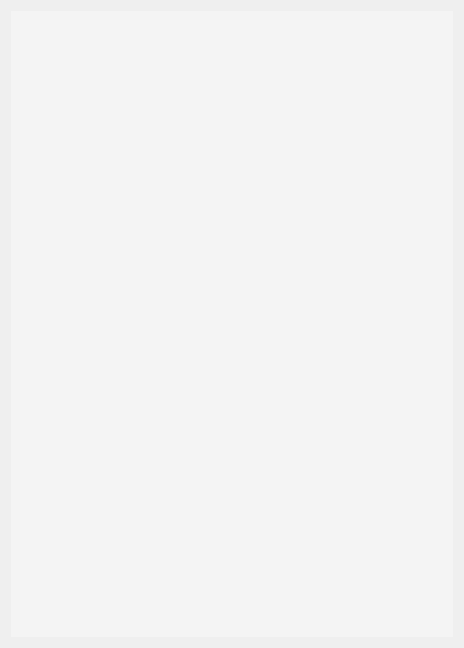
This is UI/color_operators.ui in JuanCruzEmmanuel/Vision-Assitant-python as Qt 5 draws it before an edit. The edited form follows.
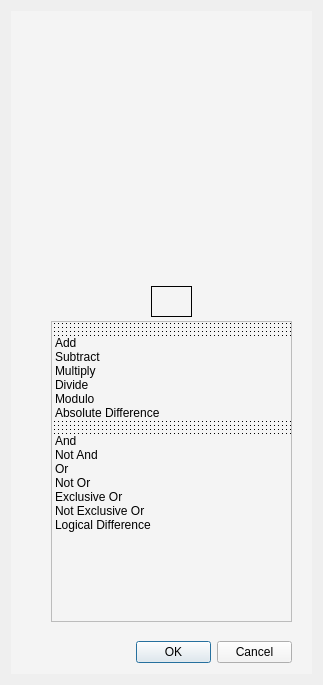
This is the edited form.

Commit message: Add color operation function to main windows

```diff
--- a/UI/color_operators.ui
+++ b/UI/color_operators.ui
@@ -6,8 +6,8 @@
    <rect>
     <x>0</x>
     <y>0</y>
-    <width>464</width>
-    <height>648</height>
+    <width>323</width>
+    <height>685</height>
    </rect>
   </property>
   <property name="windowTitle">
@@ -33,8 +33,8 @@
        <rect>
         <x>40</x>
         <y>29</y>
-        <width>221</width>
-        <height>221</height>
+        <width>241</width>
+        <height>241</height>
        </rect>
       </property>
       <property name="contextMenuPolicy">
@@ -62,6 +62,150 @@
        </layout>
       </widget>
      </widget>
+     <widget class="QListWidget" name="operators_list">
+      <property name="geometry">
+       <rect>
+        <x>40</x>
+        <y>310</y>
+        <width>241</width>
+        <height>301</height>
+       </rect>
+      </property>
+      <item>
+       <property name="text">
+        <string notr="true"/>
+       </property>
+       <property name="background">
+        <brush brushstyle="Dense7Pattern">
+         <color alpha="255">
+          <red>0</red>
+          <green>0</green>
+          <blue>0</blue>
+         </color>
+        </brush>
+       </property>
+       <property name="foreground">
+        <brush brushstyle="NoBrush">
+         <color alpha="255">
+          <red>0</red>
+          <green>0</green>
+          <blue>0</blue>
+         </color>
+        </brush>
+       </property>
+       <property name="flags">
+        <set>ItemIsSelectable</set>
+       </property>
+      </item>
+      <item>
+       <property name="text">
+        <string>Add</string>
+       </property>
+      </item>
+      <item>
+       <property name="text">
+        <string>Subtract</string>
+       </property>
+      </item>
+      <item>
+       <property name="text">
+        <string>Multiply</string>
+       </property>
+      </item>
+      <item>
+       <property name="text">
+        <string>Divide</string>
+       </property>
+      </item>
+      <item>
+       <property name="text">
+        <string>Modulo</string>
+       </property>
+      </item>
+      <item>
+       <property name="text">
+        <string>Absolute Difference</string>
+       </property>
+      </item>
+      <item>
+       <property name="text">
+        <string/>
+       </property>
+       <property name="background">
+        <brush brushstyle="Dense7Pattern">
+         <color alpha="255">
+          <red>0</red>
+          <green>0</green>
+          <blue>0</blue>
+         </color>
+        </brush>
+       </property>
+       <property name="flags">
+        <set>NoItemFlags</set>
+       </property>
+      </item>
+      <item>
+       <property name="text">
+        <string>And</string>
+       </property>
+      </item>
+      <item>
+       <property name="text">
+        <string>Not And</string>
+       </property>
+      </item>
+      <item>
+       <property name="text">
+        <string>Or</string>
+       </property>
+      </item>
+      <item>
+       <property name="text">
+        <string>Not Or</string>
+       </property>
+      </item>
+      <item>
+       <property name="text">
+        <string>Exclusive Or</string>
+       </property>
+      </item>
+      <item>
+       <property name="text">
+        <string>Not Exclusive Or</string>
+       </property>
+      </item>
+      <item>
+       <property name="text">
+        <string>Logical Difference</string>
+       </property>
+      </item>
+     </widget>
+     <widget class="QWidget" name="colorSample" native="true">
+      <property name="geometry">
+       <rect>
+        <x>140</x>
+        <y>275</y>
+        <width>41</width>
+        <height>31</height>
+       </rect>
+      </property>
+      <property name="styleSheet">
+       <string notr="true">border: 1px solid black;</string>
+      </property>
+     </widget>
+     <widget class="QDialogButtonBox" name="buttonBox">
+      <property name="geometry">
+       <rect>
+        <x>125</x>
+        <y>630</y>
+        <width>156</width>
+        <height>23</height>
+       </rect>
+      </property>
+      <property name="standardButtons">
+       <set>QDialogButtonBox::Cancel|QDialogButtonBox::Ok</set>
+      </property>
+     </widget>
     </widget>
    </item>
   </layout>
```
Left out of the diff: 4 changed lines with no effect on the pictures. The commit also changes 5 other files.
